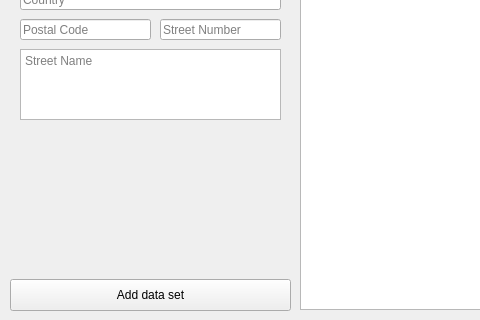
NgyAnthony/supinfo-2ccpp, file app/table.ui: the form before one commit; both pictures show x 0 to 480 and y 261 to 581 of the 991 by 581 pixel window.
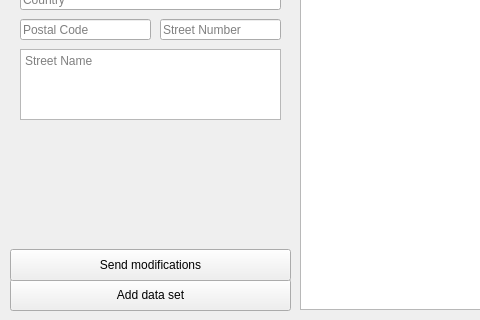
The form after the commit.

Patch:
```diff
--- a/app/table.ui
+++ b/app/table.ui
@@ -67,7 +67,7 @@
      <x>20</x>
      <y>50</y>
      <width>261</width>
-     <height>481</height>
+     <height>411</height>
     </rect>
    </property>
    <widget class="QWidget" name="customers">
@@ -264,6 +264,19 @@
    </widget>
    <widget class="QWidget" name="poolreservation"/>
   </widget>
+  <widget class="QPushButton" name="pushButton">
+   <property name="geometry">
+    <rect>
+     <x>10</x>
+     <y>510</y>
+     <width>281</width>
+     <height>32</height>
+    </rect>
+   </property>
+   <property name="text">
+    <string>Send modifications</string>
+   </property>
+  </widget>
  </widget>
  <resources/>
  <connections/>
```
